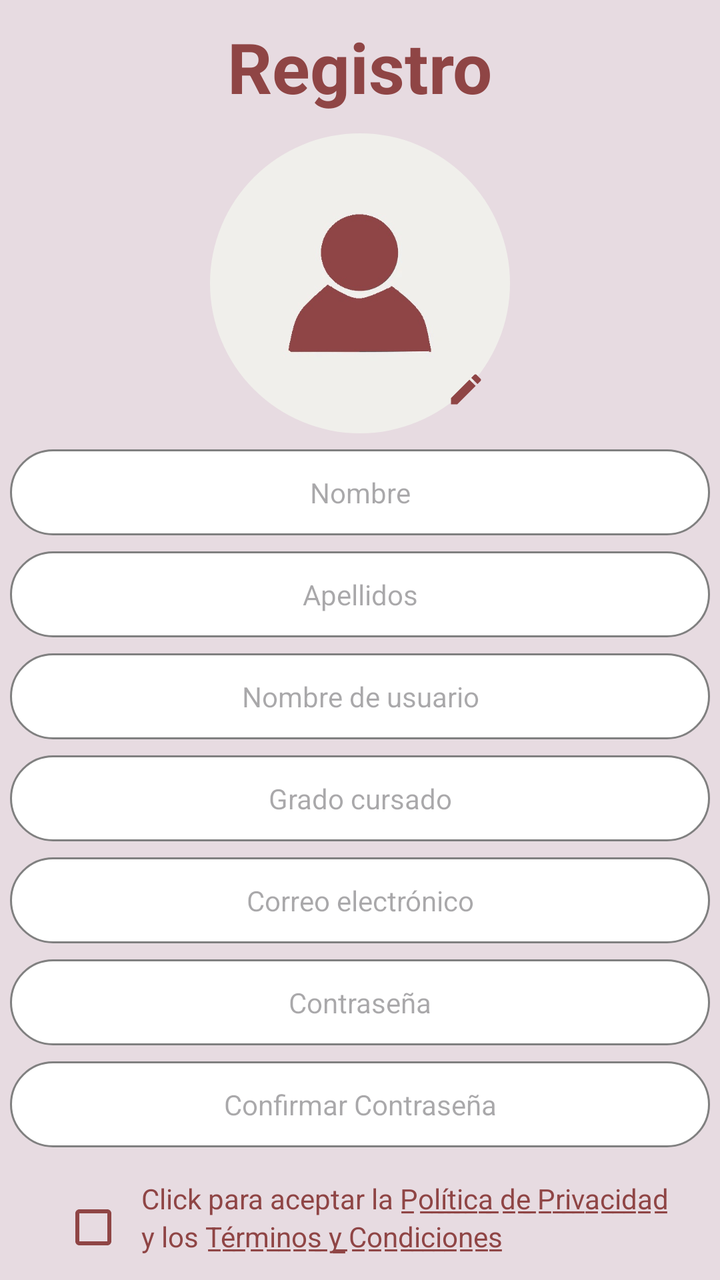
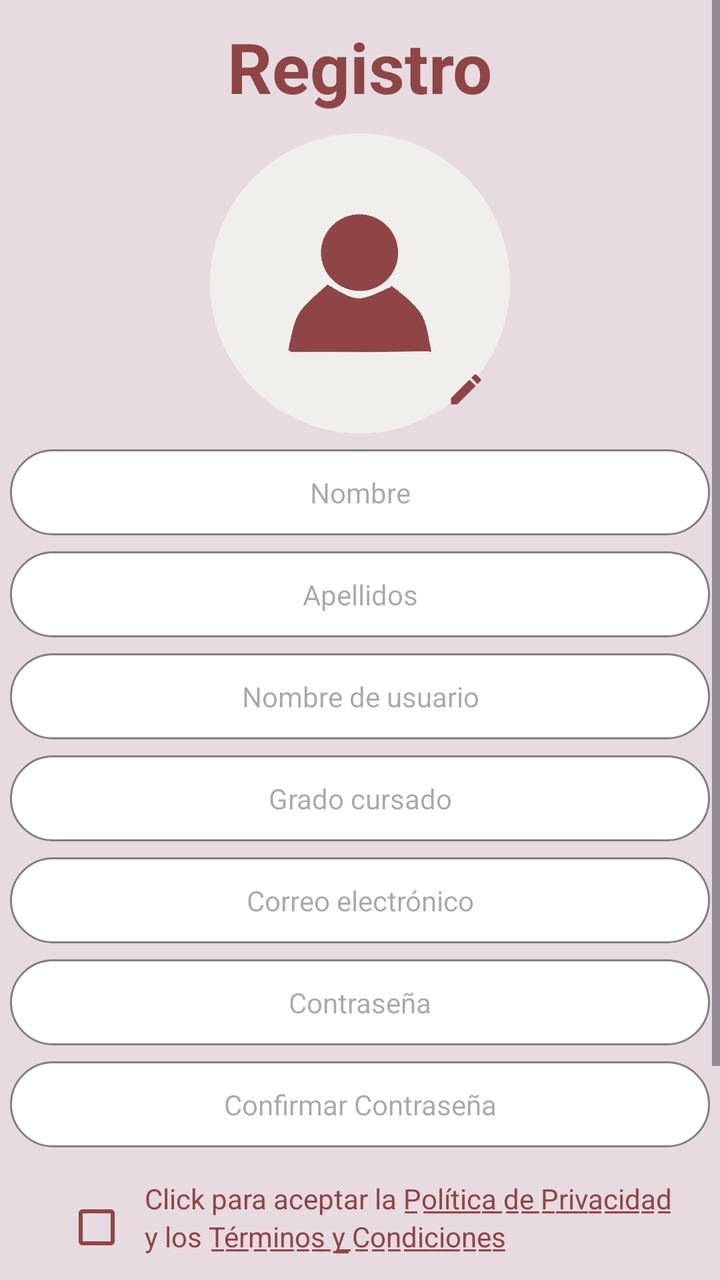

An Android layout rendered at two revisions. The XML below is the earlier revision; the diff shows what the commit changed to produce the second picture.
<!-- AndroidManifest.xml: application theme Theme.UniLink -->
<!-- res/layout/fragment_register.xml -->
<?xml version="1.0" encoding="utf-8"?>
<androidx.constraintlayout.widget.ConstraintLayout xmlns:android="http://schemas.android.com/apk/res/android"
    xmlns:tools="http://schemas.android.com/tools"
    xmlns:app="http://schemas.android.com/apk/res-auto"
    android:layout_width="match_parent"
    android:layout_height="match_parent"
    tools:context=".ui.auth.RegisterFragment">

    <EditText
        android:id="@+id/edit_text_email"
        style="@style/CustomEditTextStyle"
        android:layout_width="350dp"
        android:layout_height="wrap_content"
        android:gravity="center"
        android:drawablePadding="10dp"
        android:hint="Correo electrónico"
        android:inputType="textEmailAddress"
        app:layout_constraintEnd_toEndOf="parent"
        app:layout_constraintStart_toStartOf="parent"
        app:layout_constraintTop_toBottomOf="@id/edit_text_career" />

    <EditText
        android:id="@+id/edit_text_password"
        style="@style/CustomEditTextStyle"
        android:layout_width="350dp"
        android:layout_height="wrap_content"
        android:gravity="center"
        android:drawablePadding="10dp"
        android:hint="Contraseña"
        android:inputType="textPassword"
        app:layout_constraintEnd_toEndOf="parent"
        app:layout_constraintStart_toStartOf="parent"
        app:layout_constraintTop_toBottomOf="@id/edit_text_email" />

    <RelativeLayout
        android:id="@+id/button_layout"
        android:layout_width="0dp"
        android:layout_height="wrap_content"
        android:layout_marginTop="24dp"
        app:layout_constraintEnd_toEndOf="@+id/edit_text_confirm_password"
        app:layout_constraintHorizontal_bias="0.0"
        app:layout_constraintStart_toStartOf="@+id/edit_text_confirm_password"
        app:layout_constraintTop_toBottomOf="@+id/privacy_policy_layout">

        <ProgressBar
            android:id="@+id/progress_bar"
            style="?android:attr/progressBarStyle"
            android:layout_width="36dp"
            android:layout_height="36dp"
            android:layout_centerInParent="true"
            android:layout_marginTop="16dp"
            android:elevation="10dp"
            android:indeterminateTint="@color/white"
            android:visibility="invisible" />

        <com.google.android.material.button.MaterialButton
            android:id="@+id/button_register"
            android:layout_width="370dp"
            android:layout_height="45dp"
            android:background="@color/white"
            android:text="Registrarse"
            android:textAllCaps="false"
            android:textColor="@color/white"
            app:backgroundTint="@color/rojo1" />

    </RelativeLayout>

    <EditText
        android:id="@+id/edit_text_name"
        style="@style/CustomEditTextStyle"
        android:layout_width="350dp"
        android:layout_height="wrap_content"
        android:drawablePadding="10dp"
        android:gravity="center"
        android:hint="Nombre"
        app:layout_constraintEnd_toEndOf="parent"
        app:layout_constraintStart_toStartOf="parent"
        app:layout_constraintTop_toBottomOf="@id/profile_image_container" />

    <TextView
        android:id="@+id/login_laber"
        android:layout_width="wrap_content"
        android:layout_height="wrap_content"
        android:layout_marginTop="36dp"
        android:text="¿Ya tienes una cuenta? Inicia sesión"
        android:textColor="@color/black"
        android:textSize="14dp"
        app:layout_constraintEnd_toEndOf="parent"
        app:layout_constraintHorizontal_bias="0.502"
        app:layout_constraintStart_toStartOf="parent"
        app:layout_constraintTop_toBottomOf="@id/button_layout" />

    <TextView
        android:id="@+id/text_title"
        android:layout_width="wrap_content"
        android:layout_height="wrap_content"
        android:layout_marginTop="10dp"
        android:text="Registro"
        android:textStyle="bold"
        android:textColor="@color/rojo1"
        android:textSize="35dp"
        app:layout_constraintEnd_toEndOf="parent"
        app:layout_constraintStart_toStartOf="parent"
        app:layout_constraintTop_toTopOf="parent" />

    <EditText
        android:id="@+id/edit_text_username"
        style="@style/CustomEditTextStyle"
        android:layout_width="350dp"
        android:layout_height="wrap_content"
        android:gravity="center"
        android:drawablePadding="10dp"
        android:hint="Nombre de usuario"
        app:layout_constraintEnd_toEndOf="parent"
        app:layout_constraintStart_toStartOf="parent"
        app:layout_constraintTop_toBottomOf="@id/edit_text_last_name" />

    <EditText
        android:id="@+id/edit_text_career"
        style="@style/CustomEditTextStyle"
        android:layout_width="350dp"
        android:layout_height="wrap_content"
        android:gravity="center"
        android:drawablePadding="10dp"
        android:hint="Grado cursado"
        app:layout_constraintEnd_toEndOf="parent"
        app:layout_constraintStart_toStartOf="parent"
        app:layout_constraintTop_toBottomOf="@id/edit_text_username" />

    <RelativeLayout
        android:id="@+id/profile_image_container"
        android:layout_width="150dp"
        android:layout_height="150dp"
        android:layout_marginTop="10dp"
        app:layout_constraintEnd_toEndOf="parent"
        app:layout_constraintStart_toStartOf="parent"
        app:layout_constraintTop_toBottomOf="@+id/text_title">

        <com.google.android.material.imageview.ShapeableImageView
            android:id="@+id/profile_image"
            android:layout_width="150dp"
            android:layout_height="150dp"
            android:layout_centerInParent="true"
            android:contentDescription="Profile Image"
            android:scaleType="fitCenter"
            android:src="@drawable/profile_placeholder"
            app:shapeAppearanceOverlay="@style/ShapeAppearanceOverlay.MyApp.Image.Circle" />

        <ImageView
            android:id="@+id/edit_profile_image"
            android:layout_width="36dp"
            android:layout_height="36dp"
            android:layout_alignEnd="@id/profile_image"
            android:layout_alignBottom="@id/profile_image"
            android:layout_marginEnd="4dp"
            android:layout_marginBottom="4dp"
            android:contentDescription="Edit Profile Image"
            android:padding="8dp"
            android:src="@drawable/ic_edit" />

    </RelativeLayout>

    <EditText
        android:id="@+id/edit_text_last_name"
        style="@style/CustomEditTextStyle"
        android:layout_width="350dp"
        android:layout_height="wrap_content"
        android:gravity="center"
        android:drawablePadding="10dp"
        android:hint="Apellidos"
        app:layout_constraintEnd_toEndOf="parent"
        app:layout_constraintStart_toStartOf="parent"
        app:layout_constraintTop_toBottomOf="@id/edit_text_name" />

    <EditText
        android:id="@+id/edit_text_confirm_password"
        style="@style/CustomEditTextStyle"
        android:layout_width="350dp"
        android:layout_height="wrap_content"
        android:gravity="center"
        android:drawablePadding="10dp"
        android:hint="Confirmar Contraseña"
        android:inputType="textPassword"
        app:layout_constraintEnd_toEndOf="parent"
        app:layout_constraintStart_toStartOf="parent"
        app:layout_constraintTop_toBottomOf="@id/edit_text_password" />

    
    <LinearLayout
        android:id="@+id/privacy_policy_layout"
        android:layout_width="wrap_content"
        android:layout_height="wrap_content"
        android:orientation="horizontal"
        android:layout_marginTop="16dp"
        app:layout_constraintEnd_toEndOf="parent"
        app:layout_constraintStart_toStartOf="parent"
        app:layout_constraintTop_toBottomOf="@+id/edit_text_confirm_password">

        <CheckBox
            android:id="@+id/checkbox_privacy_policy"
            android:layout_width="wrap_content"
            android:buttonTint="@color/rojo1"
            android:layout_height="wrap_content" />



        <LinearLayout
            android:layout_width="wrap_content"
            android:layout_height="wrap_content"
            android:orientation="vertical">

            <TextView
                android:id="@+id/text_view_privacy_policy"
                android:layout_width="wrap_content"
                android:layout_height="wrap_content"
                android:text="Click para aceptar la P̲o̲l̲í̲t̲i̲c̲a̲ ̲d̲e̲ ̲P̲r̲i̲v̲a̲c̲i̲d̲a̲d̲ "
                android:textColor="@color/rojo1"
                android:textSize="14dp" />

            <TextView
                android:id="@+id/text_view_terms_and_conditions"
                android:layout_width="wrap_content"
                android:layout_height="wrap_content"
                android:text="y los T̲é̲r̲m̲i̲n̲o̲s̲ ̲y̲ ̲C̲o̲n̲d̲i̲c̲i̲o̲n̲e̲s̲"
                android:textColor="@color/rojo1"
                android:textSize="14dp" />

        </LinearLayout>

    </LinearLayout>


</androidx.constraintlayout.widget.ConstraintLayout>
<!-- resources referenced by this layout -->
<resources>
  <color name="black">#FF000000</color>
  <color name="rojo1">#8f4545</color>
  <color name="white">#FFFFFFFF</color>
  <!-- drawable ic_edit (drawable) -->
  <vector xmlns:android="http://schemas.android.com/apk/res/android"
      android:width="30dp"
      android:height="30dp"
      android:viewportWidth="24"
      android:viewportHeight="24"
      android:tint="@color/rojo1">
      <path
          android:fillColor="@android:color/white"
          android:pathData="M3,17.25V21h3.75L17.81,9.94l-3.75,-3.75L3,17.25zM20.71,7.04c0.39,-0.39 0.39,-1.02 0,-1.41l-2.34,-2.34c-0.39,-0.39 -1.02,-0.39 -1.41,0l-1.83,1.83 3.75,3.75 1.83,-1.83z"/>
  </vector>
  <!-- drawable profile_placeholder: jpg bitmap (drawable, 14784 bytes) -->
  <style name="CustomEditTextStyle">
          <item name="android:padding">12dp</item>
          <item name="android:textColor">@color/black</item>
          <item name="android:textSize">14sp</item>
          <item name="android:background">@drawable/rounded_edittext</item>
          <item name="android:layout_margin">8dp</item>
          <item name="android:gravity">center_vertical|start</item>
      </style>
  <style name="ShapeAppearanceOverlay.MyApp.Image.Circle" parent="">
          <item name="cornerFamily">rounded</item>
          <item name="cornerSize">50%</item>
      </style>
  <style name="Theme.UniLink" parent="Base.Theme.UniLink">
          
          <item name="android:statusBarColor">#FF0000</item>
          <item name="android:windowBackground">@color/rojo_claro</item>
      </style>
  <!-- drawable rounded_edittext (drawable) -->
  <shape xmlns:android="http://schemas.android.com/apk/res/android">
      <solid android:color="@color/white" />
      <stroke android:width="1dp" android:color="@color/gray" />
      <corners android:radius="50dp" />
  </shape>
  <style name="Base.Theme.UniLink" parent="Theme.Material3.DayNight.NoActionBar">
          
          
  
      </style>
  <color name="rojo_claro">#e7dbe1</color>
  <color name="gray">#FF808080</color>
</resources>

<!-- the commit's change to res/layout/fragment_register.xml (unified diff, before → after) -->
@@ -6,228 +6,245 @@
     android:layout_height="match_parent"
     tools:context=".ui.auth.RegisterFragment">
 
-    <EditText
-        android:id="@+id/edit_text_email"
-        style="@style/CustomEditTextStyle"
-        android:layout_width="350dp"
-        android:layout_height="wrap_content"
-        android:gravity="center"
-        android:drawablePadding="10dp"
-        android:hint="Correo electrónico"
-        android:inputType="textEmailAddress"
-        app:layout_constraintEnd_toEndOf="parent"
-        app:layout_constraintStart_toStartOf="parent"
-        app:layout_constraintTop_toBottomOf="@id/edit_text_career" />
-
-    <EditText
-        android:id="@+id/edit_text_password"
-        style="@style/CustomEditTextStyle"
-        android:layout_width="350dp"
-        android:layout_height="wrap_content"
-        android:gravity="center"
-        android:drawablePadding="10dp"
-        android:hint="Contraseña"
-        android:inputType="textPassword"
-        app:layout_constraintEnd_toEndOf="parent"
-        app:layout_constraintStart_toStartOf="parent"
-        app:layout_constraintTop_toBottomOf="@id/edit_text_email" />
-
-    <RelativeLayout
-        android:id="@+id/button_layout"
-        android:layout_width="0dp"
-        android:layout_height="wrap_content"
-        android:layout_marginTop="24dp"
-        app:layout_constraintEnd_toEndOf="@+id/edit_text_confirm_password"
-        app:layout_constraintHorizontal_bias="0.0"
-        app:layout_constraintStart_toStartOf="@+id/edit_text_confirm_password"
-        app:layout_constraintTop_toBottomOf="@+id/privacy_policy_layout">
-
-        <ProgressBar
-            android:id="@+id/progress_bar"
-            style="?android:attr/progressBarStyle"
-            android:layout_width="36dp"
-            android:layout_height="36dp"
-            android:layout_centerInParent="true"
-            android:layout_marginTop="16dp"
-            android:elevation="10dp"
-            android:indeterminateTint="@color/white"
-            android:visibility="invisible" />
-
-        <com.google.android.material.button.MaterialButton
-            android:id="@+id/button_register"
-            android:layout_width="370dp"
-            android:layout_height="45dp"
-            android:background="@color/white"
-            android:text="Registrarse"
-            android:textAllCaps="false"
-            android:textColor="@color/white"
-            app:backgroundTint="@color/rojo1" />
-
-    </RelativeLayout>
-
-    <EditText
-        android:id="@+id/edit_text_name"
-        style="@style/CustomEditTextStyle"
-        android:layout_width="350dp"
-        android:layout_height="wrap_content"
-        android:drawablePadding="10dp"
-        android:gravity="center"
-        android:hint="Nombre"
-        app:layout_constraintEnd_toEndOf="parent"
-        app:layout_constraintStart_toStartOf="parent"
-        app:layout_constraintTop_toBottomOf="@id/profile_image_container" />
-
-    <TextView
-        android:id="@+id/login_laber"
-        android:layout_width="wrap_content"
-        android:layout_height="wrap_content"
-        android:layout_marginTop="36dp"
-        android:text="¿Ya tienes una cuenta? Inicia sesión"
-        android:textColor="@color/black"
-        android:textSize="14dp"
-        app:layout_constraintEnd_toEndOf="parent"
-        app:layout_constraintHorizontal_bias="0.502"
-        app:layout_constraintStart_toStartOf="parent"
-        app:layout_constraintTop_toBottomOf="@id/button_layout" />
-
-    <TextView
-        android:id="@+id/text_title"
-        android:layout_width="wrap_content"
-        android:layout_height="wrap_content"
-        android:layout_marginTop="10dp"
-        android:text="Registro"
-        android:textStyle="bold"
-        android:textColor="@color/rojo1"
-        android:textSize="35dp"
-        app:layout_constraintEnd_toEndOf="parent"
-        app:layout_constraintStart_toStartOf="parent"
-        app:layout_constraintTop_toTopOf="parent" />
-
-    <EditText
-        android:id="@+id/edit_text_username"
-        style="@style/CustomEditTextStyle"
-        android:layout_width="350dp"
-        android:layout_height="wrap_content"
-        android:gravity="center"
-        android:drawablePadding="10dp"
-        android:hint="Nombre de usuario"
-        app:layout_constraintEnd_toEndOf="parent"
-        app:layout_constraintStart_toStartOf="parent"
-        app:layout_constraintTop_toBottomOf="@id/edit_text_last_name" />
-
-    <EditText
-        android:id="@+id/edit_text_career"
-        style="@style/CustomEditTextStyle"
-        android:layout_width="350dp"
-        android:layout_height="wrap_content"
-        android:gravity="center"
-        android:drawablePadding="10dp"
-        android:hint="Grado cursado"
-        app:layout_constraintEnd_toEndOf="parent"
-        app:layout_constraintStart_toStartOf="parent"
-        app:layout_constraintTop_toBottomOf="@id/edit_text_username" />
-
-    <RelativeLayout
-        android:id="@+id/profile_image_container"
-        android:layout_width="150dp"
-        android:layout_height="150dp"
-        android:layout_marginTop="10dp"
-        app:layout_constraintEnd_toEndOf="parent"
-        app:layout_constraintStart_toStartOf="parent"
-        app:layout_constraintTop_toBottomOf="@+id/text_title">
-
-        <com.google.android.material.imageview.ShapeableImageView
-            android:id="@+id/profile_image"
-            android:layout_width="150dp"
-            android:layout_height="150dp"
-            android:layout_centerInParent="true"
-            android:contentDescription="Profile Image"
-            android:scaleType="fitCenter"
-            android:src="@drawable/profile_placeholder"
-            app:shapeAppearanceOverlay="@style/ShapeAppearanceOverlay.MyApp.Image.Circle" />
-
-        <ImageView
-            android:id="@+id/edit_profile_image"
-            android:layout_width="36dp"
-            android:layout_height="36dp"
-            android:layout_alignEnd="@id/profile_image"
-            android:layout_alignBottom="@id/profile_image"
-            android:layout_marginEnd="4dp"
-            android:layout_marginBottom="4dp"
-            android:contentDescription="Edit Profile Image"
-            android:padding="8dp"
-            android:src="@drawable/ic_edit" />
-
-    </RelativeLayout>
-
-    <EditText
-        android:id="@+id/edit_text_last_name"
-        style="@style/CustomEditTextStyle"
-        android:layout_width="350dp"
-        android:layout_height="wrap_content"
-        android:gravity="center"
-        android:drawablePadding="10dp"
-        android:hint="Apellidos"
-        app:layout_constraintEnd_toEndOf="parent"
-        app:layout_constraintStart_toStartOf="parent"
-        app:layout_constraintTop_toBottomOf="@id/edit_text_name" />
-
-    <EditText
-        android:id="@+id/edit_text_confirm_password"
-        style="@style/CustomEditTextStyle"
-        android:layout_width="350dp"
-        android:layout_height="wrap_content"
-        android:gravity="center"
-        android:drawablePadding="10dp"
-        android:hint="Confirmar Contraseña"
-        android:inputType="textPassword"
-        app:layout_constraintEnd_toEndOf="parent"
-        app:layout_constraintStart_toStartOf="parent"
-        app:layout_constraintTop_toBottomOf="@id/edit_text_password" />
-
-    
-    <LinearLayout
-        android:id="@+id/privacy_policy_layout"
-        android:layout_width="wrap_content"
-        android:layout_height="wrap_content"
-        android:orientation="horizontal"
-        android:layout_marginTop="16dp"
-        app:layout_constraintEnd_toEndOf="parent"
-        app:layout_constraintStart_toStartOf="parent"
-        app:layout_constraintTop_toBottomOf="@+id/edit_text_confirm_password">
-
-        <CheckBox
-            android:id="@+id/checkbox_privacy_policy"
-            android:layout_width="wrap_content"
-            android:buttonTint="@color/rojo1"
-            android:layout_height="wrap_content" />
-
-
-
-        <LinearLayout
-            android:layout_width="wrap_content"
-            android:layout_height="wrap_content"
-            android:orientation="vertical">
-
+    <ScrollView
+        android:layout_width="match_parent"
+        android:layout_height="match_parent"
+        android:fillViewport="true">
+
+        <androidx.constraintlayout.widget.ConstraintLayout
+            android:layout_width="match_parent"
+            android:layout_height="wrap_content">
+
+            
             <TextView
-                android:id="@+id/text_view_privacy_policy"
+                android:id="@+id/text_title"
                 android:layout_width="wrap_content"
                 android:layout_height="wrap_content"
-                android:text="Click para aceptar la P̲o̲l̲í̲t̲i̲c̲a̲ ̲d̲e̲ ̲P̲r̲i̲v̲a̲c̲i̲d̲a̲d̲ "
+                android:layout_marginTop="10dp"
+                android:text="Registro"
+                android:textStyle="bold"
                 android:textColor="@color/rojo1"
-                android:textSize="14dp" />
-
+                android:textSize="35dp"
+                app:layout_constraintEnd_toEndOf="parent"
+                app:layout_constraintStart_toStartOf="parent"
+                app:layout_constraintTop_toTopOf="parent" />
+
+            
+            <RelativeLayout
+                android:id="@+id/profile_image_container"
+                android:layout_width="150dp"
+                android:layout_height="150dp"
+                android:layout_marginTop="10dp"
+                app:layout_constraintEnd_toEndOf="parent"
+                app:layout_constraintStart_toStartOf="parent"
+                app:layout_constraintTop_toBottomOf="@+id/text_title">
+
+                <com.google.android.material.imageview.ShapeableImageView
+                    android:id="@+id/profile_image"
+                    android:layout_width="150dp"
+                    android:layout_height="150dp"
+                    android:layout_centerInParent="true"
+                    android:contentDescription="Profile Image"
+                    android:scaleType="fitCenter"
+                    android:src="@drawable/profile_placeholder"
+                    app:shapeAppearanceOverlay="@style/ShapeAppearanceOverlay.MyApp.Image.Circle" />
+
+                <ImageView
+                    android:id="@+id/edit_profile_image"
+                    android:layout_width="36dp"
+                    android:layout_height="36dp"
+                    android:layout_alignEnd="@id/profile_image"
+                    android:layout_alignBottom="@id/profile_image"
+                    android:layout_marginEnd="4dp"
+                    android:layout_marginBottom="4dp"
+                    android:contentDescription="Edit Profile Image"
+                    android:padding="8dp"
+                    android:src="@drawable/ic_edit" />
+            </RelativeLayout>
+
+            
+            <EditText
+                android:id="@+id/edit_text_name"
+                style="@style/CustomEditTextStyle"
+                android:layout_width="350dp"
+                android:layout_height="wrap_content"
+                android:drawablePadding="10dp"
+                android:gravity="center"
+                android:hint="Nombre"
+                app:layout_constraintEnd_toEndOf="parent"
+                app:layout_constraintStart_toStartOf="parent"
+                app:layout_constraintTop_toBottomOf="@id/profile_image_container" />
+
+            
+            <EditText
+                android:id="@+id/edit_text_last_name"
+                style="@style/CustomEditTextStyle"
+                android:layout_width="350dp"
+                android:layout_height="wrap_content"
+                android:gravity="center"
+                android:drawablePadding="10dp"
+                android:hint="Apellidos"
+                app:layout_constraintEnd_toEndOf="parent"
+                app:layout_constraintStart_toStartOf="parent"
+                app:layout_constraintTop_toBottomOf="@id/edit_text_name" />
+
+            
+            <EditText
+                android:id="@+id/edit_text_username"
+                style="@style/CustomEditTextStyle"
+                android:layout_width="350dp"
+                android:layout_height="wrap_content"
+                android:gravity="center"
+                android:drawablePadding="10dp"
+                android:hint="Nombre de usuario"
+                app:layout_constraintEnd_toEndOf="parent"
+                app:layout_constraintStart_toStartOf="parent"
+                app:layout_constraintTop_toBottomOf="@id/edit_text_last_name" />
+
+            
+            <EditText
+                android:id="@+id/edit_text_career"
+                style="@style/CustomEditTextStyle"
+                android:layout_width="350dp"
+                android:layout_height="wrap_content"
+                android:gravity="center"
+                android:drawablePadding="10dp"
+                android:hint="Grado cursado"
+                app:layout_constraintEnd_toEndOf="parent"
+                app:layout_constraintStart_toStartOf="parent"
+                app:layout_constraintTop_toBottomOf="@id/edit_text_username" />
+
+            
+            <EditText
+                android:id="@+id/edit_text_email"
+                style="@style/CustomEditTextStyle"
+                android:layout_width="350dp"
+                android:layout_height="wrap_content"
+                android:gravity="center"
+                android:drawablePadding="10dp"
+                android:hint="Correo electrónico"
+                android:inputType="textEmailAddress"
+                app:layout_constraintEnd_toEndOf="parent"
+                app:layout_constraintStart_toStartOf="parent"
+                app:layout_constraintTop_toBottomOf="@id/edit_text_career" />
+
+            
+            <EditText
+                android:id="@+id/edit_text_password"
+                style="@style/CustomEditTextStyle"
+                android:layout_width="350dp"
+                android:layout_height="wrap_content"
+                android:gravity="center"
+                android:drawablePadding="10dp"
+                android:hint="Contraseña"
+                android:inputType="textPassword"
+                app:layout_constraintEnd_toEndOf="parent"
+                app:layout_constraintStart_toStartOf="parent"
+                app:layout_constraintTop_toBottomOf="@id/edit_text_email" />
+
+            
+            <EditText
+                android:id="@+id/edit_text_confirm_password"
+                style="@style/CustomEditTextStyle"
+                android:layout_width="350dp"
+                android:layout_height="wrap_content"
+                android:gravity="center"
+                android:drawablePadding="10dp"
+                android:hint="Confirmar Contraseña"
+                android:inputType="textPassword"
+                app:layout_constraintEnd_toEndOf="parent"
+                app:layout_constraintStart_toStartOf="parent"
+                app:layout_constraintTop_toBottomOf="@id/edit_text_password" />
+
+            
+            <LinearLayout
+                android:id="@+id/privacy_policy_layout"
+                android:layout_width="wrap_content"
+                android:layout_height="wrap_content"
+                android:orientation="horizontal"
+                android:layout_marginTop="16dp"
+                app:layout_constraintEnd_toEndOf="parent"
+                app:layout_constraintStart_toStartOf="parent"
+                app:layout_constraintTop_toBottomOf="@+id/edit_text_confirm_password">
+
+                <CheckBox
+                    android:id="@+id/checkbox_privacy_policy"
+                    android:layout_width="wrap_content"
+                    android:layout_height="wrap_content"
+                    android:buttonTint="@color/rojo1" />
+
+                <LinearLayout
+                    android:layout_width="wrap_content"
+                    android:layout_height="wrap_content"
+                    android:orientation="vertical">
+
+                    <TextView
+                        android:id="@+id/text_view_privacy_policy"
+                        android:layout_width="wrap_content"
+                        android:layout_height="wrap_content"
+                        android:text="Click para aceptar la P̲o̲l̲í̲t̲i̲c̲a̲ ̲d̲e̲ ̲P̲r̲i̲v̲a̲c̲i̲d̲a̲d̲"
+                        android:textColor="@color/rojo1"
+                        android:textSize="14dp" />
+
+                    <TextView
+                        android:id="@+id/text_view_terms_and_conditions"
+                        android:layout_width="wrap_content"
+                        android:layout_height="wrap_content"
+                        android:text="y los T̲é̲r̲m̲i̲n̲o̲s̲ ̲y̲ ̲C̲o̲n̲d̲i̲c̲i̲o̲n̲e̲s̲"
+                        android:textColor="@color/rojo1"
+                        android:textSize="14dp" />
+                </LinearLayout>
+            </LinearLayout>
+
+            
+            <RelativeLayout
+                android:id="@+id/button_layout"
+                android:layout_width="0dp"
+                android:layout_height="wrap_content"
+                android:layout_marginTop="24dp"
+                app:layout_constraintEnd_toEndOf="@+id/edit_text_confirm_password"
+                app:layout_constraintHorizontal_bias="0.0"
+                app:layout_constraintStart_toStartOf="@+id/edit_text_confirm_password"
+                app:layout_constraintTop_toBottomOf="@+id/privacy_policy_layout">
+
+                <ProgressBar
+                    android:id="@+id/progress_bar"
+                    style="?android:attr/progressBarStyle"
+                    android:layout_width="36dp"
+                    android:layout_height="36dp"
+                    android:layout_centerInParent="true"
+                    android:layout_marginTop="16dp"
+                    android:elevation="10dp"
+                    android:indeterminateTint="@color/white"
+                    android:visibility="invisible" />
+
+                <com.google.android.material.button.MaterialButton
+                    android:id="@+id/button_register"
+                    android:layout_width="370dp"
+                    android:layout_height="45dp"
+                    android:background="@color/white"
+                    android:text="Registrarse"
+                    android:textAllCaps="false"
+                    android:textColor="@color/white"
+                    app:backgroundTint="@color/rojo1" />
+            </RelativeLayout>
+
+            
             <TextView
-                android:id="@+id/text_view_terms_and_conditions"
+                android:id="@+id/login_laber"
                 android:layout_width="wrap_content"
                 android:layout_height="wrap_content"
-                android:text="y los T̲é̲r̲m̲i̲n̲o̲s̲ ̲y̲ ̲C̲o̲n̲d̲i̲c̲i̲o̲n̲e̲s̲"
-                android:textColor="@color/rojo1"
-                android:textSize="14dp" />
-
-        </LinearLayout>
-
-    </LinearLayout>
-
+                android:layout_marginTop="36dp"
+                android:layout_marginBottom="36dp"
+                android:text="¿Ya tienes una cuenta? Inicia sesión"
+                android:textColor="@color/black"
+                android:textSize="14dp"
+                app:layout_constraintEnd_toEndOf="parent"
+                app:layout_constraintHorizontal_bias="0.502"
+                app:layout_constraintStart_toStartOf="parent"
+                app:layout_constraintTop_toBottomOf="@id/button_layout" />
+
+        </androidx.constraintlayout.widget.ConstraintLayout>
+    </ScrollView>
 
 </androidx.constraintlayout.widget.ConstraintLayout>
